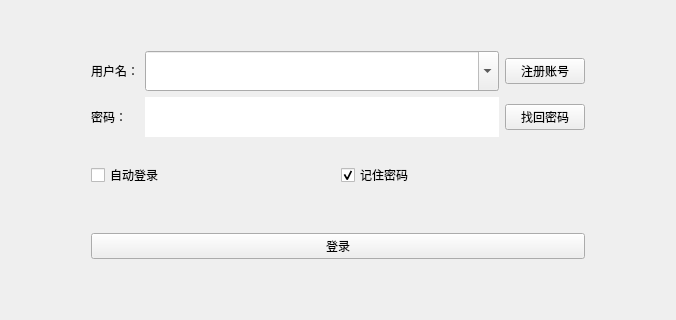
Above: LoginPlugin/LoginSystem.ui from Ying-hw/QQPlugin before the change; both pictures show x 0 to 676 and y 224 to 544 of the 676 by 544 pixel window. Below: the same form after it.
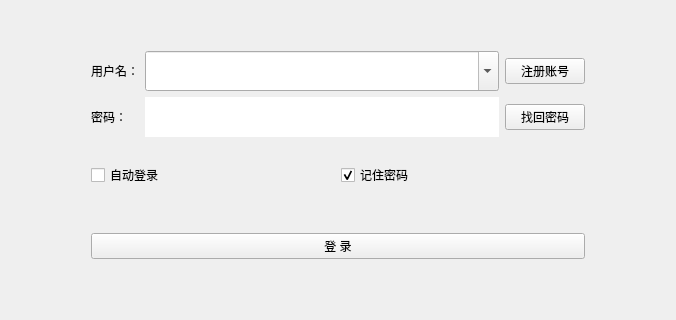
That is the form after the change.

Diff of the .ui file:
```diff
--- a/LoginPlugin/LoginSystem.ui
+++ b/LoginPlugin/LoginSystem.ui
@@ -285,7 +285,7 @@
      <item row="5" column="0" colspan="3">
       <widget class="QPushButton" name="BtnLogin">
        <property name="text">
-        <string>登录</string>
+        <string>登 录</string>
        </property>
       </widget>
      </item>
```
